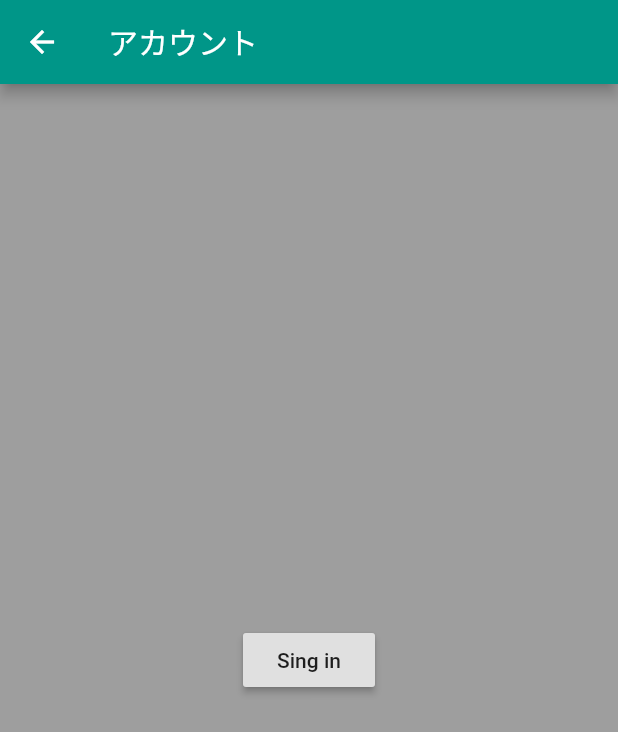
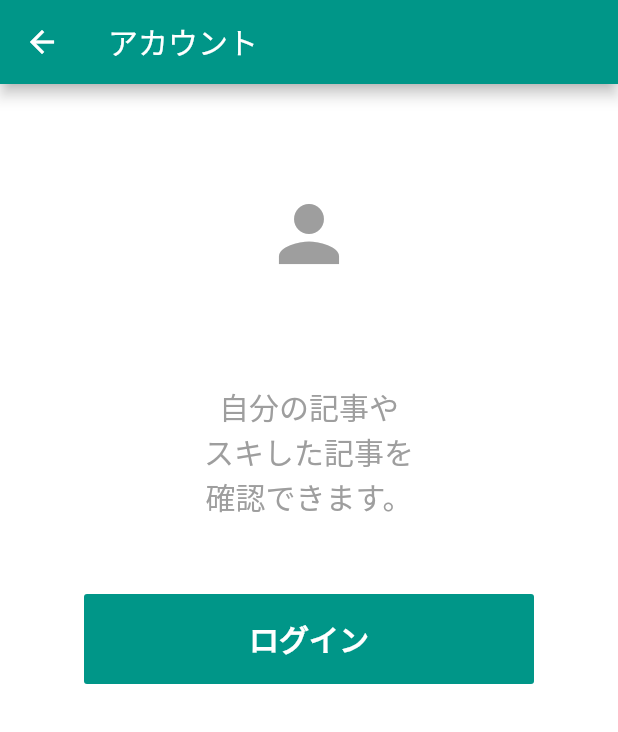
Before and after one commit to nozo-moto/firebase_try, a Flutter app: the Account screen opened directly, on a phone screen of 412 x 824 dp. Shown: the top 732 px of the screen. Run offline on Flutter 3.47's test engine with Material 2 defaults, Android fonts, the phone set to English and light mode, and no system bars; our stand-ins replace firebase_analytics, firebase_auth, google_sign_in; accounts and stored records are empty.

Commit message:
add login page

```diff
--- a/lib/ui/account.dart
+++ b/lib/ui/account.dart
@@ -2,6 +2,12 @@
 import 'package:flutter/material.dart';
 import 'package:firebase_auth/firebase_auth.dart';
 import 'package:google_sign_in/google_sign_in.dart';
+
+enum DialogLogoutAction {
+  cancel,
+  agree,
+}
+
 
 class Account extends StatefulWidget {
   @override
@@ -16,16 +22,19 @@ class _AccountState extends State<Account> {
   @override
   Widget build(BuildContext context) {
     return Scaffold(
-      backgroundColor: Colors.grey,
+      backgroundColor: Color(0xe0e0e0),
       appBar: AppBar(
         title: new Text("アカウント"),
       ),
-      body: _user == null ? _buildGoogleSignInButton() : _buildAccountInfoLogin(),
+      body: _user == null ? _buildGoogleSignInButton() : _buildAccountInfoLogin(context),
       // body: _buildAccountInfoLogin(),
     );
   }
 
-  Widget _buildAccountInfoLogin() {
+  Widget _buildAccountInfoLogin(BuildContext context) {
+    final ThemeData theme = Theme.of(context);
+    final TextStyle dialogTextStyle = theme.textTheme.subhead.copyWith(color: theme.textTheme.caption.color);
+
     return SingleChildScrollView(
         child: Column(
           children: <Widget>[
@@ -33,8 +42,7 @@ class _AccountState extends State<Account> {
               color: Colors.white,
               child: ListTile(
                 title: Text("note user profile"),
-                leading: CircleAvatar(
-                  ),
+                leading: CircleAvatar(),
                 trailing: Icon(Icons.navigate_next),
               ),
             ),
@@ -103,6 +111,37 @@ class _AccountState extends State<Account> {
               child: ListTile(
                 title: Text("ログアウト"),
                 trailing: Icon(Icons.navigate_next),
+                onTap: (){
+                  showLogoutDialog<DialogLogoutAction>(
+                    context: context,
+                    child: AlertDialog(
+                      content: Text(
+                        'ログアウトしますか',
+                        style: dialogTextStyle,
+                      ),
+                      actions: <Widget>[
+                        FlatButton(
+                          child: const Text("NO"),
+                          onPressed: () {
+                            Navigator.of(context).pop();
+                          },
+                        ),
+                        FlatButton(
+                          child: const Text('YES'),
+                          onPressed: () {
+                            _googleSignIn.signOut().then((result) {
+                              setState(() {
+                                _user = null;
+                              });
+                              Navigator.of(context).pop();
+                            });
+                          },
+                        )
+                      ],
+                    )
+                  );
+
+                },
               ),
             ),
             SizedBox(height: 30.0,),
@@ -112,12 +151,47 @@ class _AccountState extends State<Account> {
   }
 
   Widget _buildGoogleSignInButton() {
-    return Column(
-      mainAxisAlignment: MainAxisAlignment.center,
+    return Center(
+      child: Column(
         children: <Widget>[
-        Center(
-          child: RaisedButton(
-            child: Text("Sing in"),
+          SizedBox(height: 50.0,),
+          Container(
+            width: 100.0,
+            height: 100.0,
+            decoration: new BoxDecoration(
+              color: Colors.white,
+              shape: BoxShape.circle,
+            ),
+            child: Icon(
+              Icons.person,
+              size: 60,
+              color: Colors.grey,
+            ),
+          ),
+          SizedBox(height: 50.0,),
+          Text("自分の記事や",
+            style: TextStyle(
+              fontSize: 20,
+              color: Colors.grey,
+            ),
+          ),
+          Text("スキした記事を",
+            style: TextStyle(
+              fontSize: 20,
+              color: Colors.grey,
+            ),
+          ),
+          Text("確認できます。",
+            style: TextStyle(
+              fontSize: 20,
+              color: Colors.grey,
+            ),
+          ),
+          SizedBox(height: 50.0,),
+          Container(
+            child: FlatButton(
+              child: Text("ログイン", style: TextStyle(color: Colors.white, fontSize: 20, fontWeight: FontWeight.bold),),
+              color: Colors.teal,
               onPressed: () {
                 _handleSignIn()
                 .then((FirebaseUser user) {
@@ -129,10 +203,21 @@ class _AccountState extends State<Account> {
                 });
               },
             ),
+            width: 300,
+            height: 60,
           )
         ],
+      )
     );
   }
+
+  void showLogoutDialog<T>({ BuildContext context, Widget child }) {
+    showDialog<T>(
+      context: context,
+      builder: (BuildContext context) => child,
+    );
+  }
+
 
   Future<FirebaseUser> _handleSignIn() async {
     GoogleSignInAccount googleUser = await _googleSignIn.signIn();
```
Lines whose indentation alone changed are shown as unchanged.
